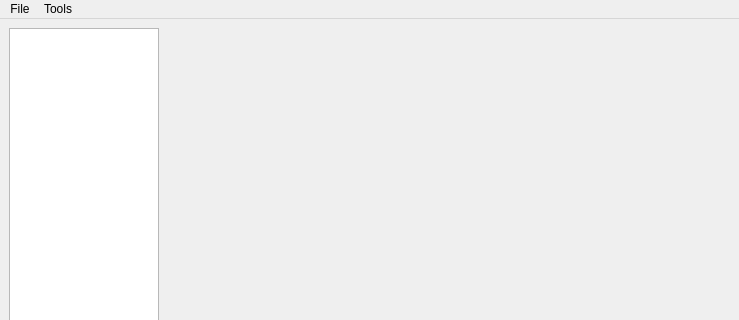
Qt form mainwindow.ui (angel-acp10/qStocks) before a commit; both pictures show x 0 to 739 and y 0 to 320 of the 739 by 545 pixel window.
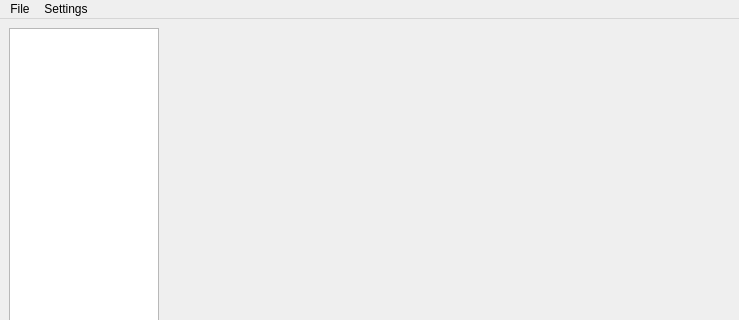
The same form after that commit.

Diff of the .ui file:
```diff
--- a/mainwindow.ui
+++ b/mainwindow.ui
@@ -96,7 +96,7 @@
    </widget>
    <widget class="QMenu" name="menuTools">
     <property name="title">
-     <string>Tools</string>
+     <string>Settings</string>
     </property>
     <addaction name="actionOptions"/>
    </widget>
```
Left out of the diff: 6 changed lines with no effect on the pictures.
